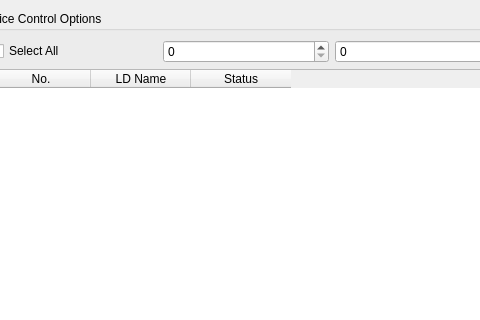
Qt form ui/forms/fmActive.ui (daichaoonline/_fMain) before a commit; both pictures show x 625 to 1105 and y 0 to 320 of the 1200 by 568 pixel window.
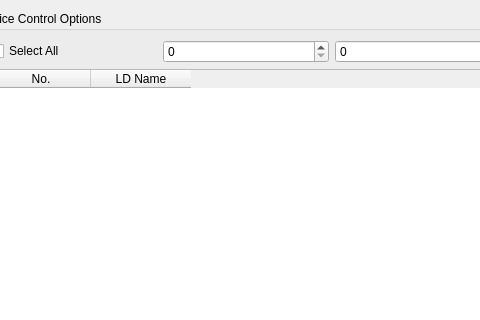
The same form after that commit.

```diff
--- a/ui/forms/fmActive.ui
+++ b/ui/forms/fmActive.ui
@@ -383,7 +383,7 @@
          <number>1</number>
         </property>
         <property name="columnCount">
-         <number>3</number>
+         <number>2</number>
         </property>
         <column>
          <property name="text">
@@ -395,11 +395,6 @@
           <string>LD Name</string>
          </property>
         </column>
-        <column>
-         <property name="text">
-          <string>Status</string>
-         </property>
-        </column>
        </widget>
       </item>
       <item>
```
